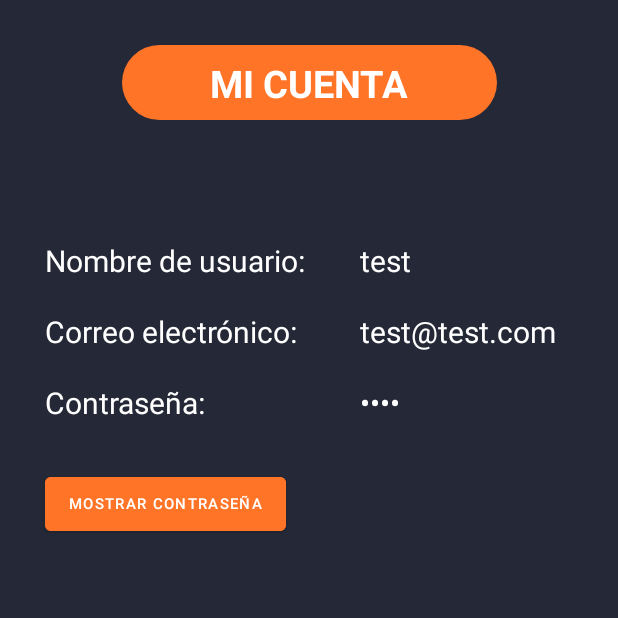
After one commit to RaulBreaFernandez/GameJournal, an Android app: the CuentaActivity screen opened directly, with no data from a screen before it, on a phone screen of 412 x 824 dp, the top half of it. The commit adds this screen. Run offline under Robolectric (Android 15) with nearby library versions, the phone set to English and light mode, and no system bars.

Commit message:
Añadida CuentaActivity y OpcionesActivity(sin finalizar)

```diff
--- a/GameJournal/app/src/main/AndroidManifest.xml
+++ b/GameJournal/app/src/main/AndroidManifest.xml
@@ -14,6 +14,12 @@
         android:supportsRtl="true"
         android:theme="@style/Theme.GameJournal"
         tools:targetApi="31">
+        <activity
+            android:name=".OpcionesActivity"
+            android:exported="false" />
+        <activity
+            android:name=".CuentaActivity"
+            android:exported="false" />
         <activity
             android:name=".VideojuegoDetailActivity"
             android:exported="false" />
--- /dev/null
+++ b/GameJournal/app/src/main/java/com/example/gamejournal/CuentaActivity.java
@@ -0,0 +1,40 @@
+package com.example.gamejournal;
+
+import androidx.appcompat.app.AppCompatActivity;
+
+import android.os.Bundle;
+import android.text.method.HideReturnsTransformationMethod;
+import android.text.method.PasswordTransformationMethod;
+import android.view.View;
+import android.widget.Button;
+import android.widget.TextView;
+
+public class CuentaActivity extends AppCompatActivity {
+
+    private Boolean visibilidadContrasena = false;
+
+    @Override
+    protected void onCreate(Bundle savedInstanceState) {
+        super.onCreate(savedInstanceState);
+        setContentView(R.layout.activity_cuenta);
+        TextView contrasena = findViewById(R.id.contrasena);
+        Button mostrarContrasena = findViewById(R.id.botonMostrarContrasena);
+        contrasena.setTransformationMethod(new PasswordTransformationMethod());
+
+        mostrarContrasena.setOnClickListener(new View.OnClickListener() {
+            @Override
+            public void onClick(View v) {
+                if (visibilidadContrasena) {
+                    // Ocultar la contraseña
+                    contrasena.setTransformationMethod(new PasswordTransformationMethod());
+                    mostrarContrasena.setText("Mostrar Contraseña");
+                } else {
+                    // Mostrar la contraseña
+                    contrasena.setTransformationMethod(new HideReturnsTransformationMethod());
+                    mostrarContrasena.setText("Ocultar Contraseña");
+                }
+                visibilidadContrasena = !visibilidadContrasena;
+            }
+        });
+    }
+}
--- a/GameJournal/app/src/main/java/com/example/gamejournal/SliderVideojuegos.java
+++ b/GameJournal/app/src/main/java/com/example/gamejournal/SliderVideojuegos.java
@@ -3,10 +3,9 @@ package com.example.gamejournal;
 public class SliderVideojuegos {
 
     private int image;
-    private Videojuego videojuego;
+
     public SliderVideojuegos(int image) { this.image = image; }
 
     public int getImage() { return image; }
 
-    public Videojuego getVideojuego() { return videojuego; }
 }
--- /dev/null
+++ b/GameJournal/app/src/main/res/layout/activity_cuenta.xml
@@ -0,0 +1,120 @@
+<?xml version="1.0" encoding="utf-8"?>
+<androidx.constraintlayout.widget.ConstraintLayout xmlns:android="http://schemas.android.com/apk/res/android"
+    xmlns:app="http://schemas.android.com/apk/res-auto"
+    xmlns:tools="http://schemas.android.com/tools"
+    android:layout_width="match_parent"
+    android:layout_height="match_parent"
+    tools:context=".CuentaActivity"
+    android:background="@color/dark_blue">
+
+    <TextView
+        android:id="@+id/textViewMiCuenta"
+        android:layout_width="250dp"
+        android:layout_height="50dp"
+        app:layout_constraintTop_toTopOf="parent"
+        app:layout_constraintStart_toStartOf="parent"
+        app:layout_constraintEnd_toEndOf="parent"
+        android:text="MI CUENTA"
+        android:textSize="25sp"
+        android:textAlignment="center"
+        android:textColor="@color/white"
+        android:textStyle="bold"
+        android:background="@drawable/edit_text_background_orange"
+        android:layout_marginTop="30dp"
+        android:layout_marginHorizontal="30dp"
+        android:paddingVertical="8dp">
+    </TextView>
+
+    <TextView
+        android:id="@+id/textViewNombreUsuario"
+        android:layout_width="180dp"
+        android:layout_height="wrap_content"
+        android:text="Nombre de usuario: "
+        app:layout_constraintStart_toStartOf="parent"
+        app:layout_constraintTop_toBottomOf="@id/textViewMiCuenta"
+        android:textColor="@color/white"
+        android:textSize="20sp"
+        android:layout_marginStart="30dp"
+        android:layout_marginTop="80dp">
+    </TextView>
+
+    <TextView
+        android:id="@+id/textViewCorreo"
+        android:layout_width="180dp"
+        android:layout_height="wrap_content"
+        android:text="Correo electrónico: "
+        app:layout_constraintStart_toStartOf="parent"
+        app:layout_constraintTop_toBottomOf="@id/textViewNombreUsuario"
+        android:textColor="@color/white"
+        android:textSize="20sp"
+        android:layout_marginStart="30dp"
+        android:layout_marginTop="20dp">
+    </TextView>
+
+    <TextView
+        android:id="@+id/textViewContrasena"
+        android:layout_width="180dp"
+        android:layout_height="wrap_content"
+        android:text="Contraseña: "
+        app:layout_constraintStart_toStartOf="parent"
+        app:layout_constraintTop_toBottomOf="@id/textViewCorreo"
+        android:textColor="@color/white"
+        android:textSize="20sp"
+        android:layout_marginStart="30dp"
+        android:layout_marginTop="20dp">
+    </TextView>
+
+    <TextView
+        android:id="@+id/nombreUsuario"
+        android:layout_width="wrap_content"
+        android:layout_height="wrap_content"
+        android:text="test"
+        app:layout_constraintStart_toEndOf="@id/textViewNombreUsuario"
+        app:layout_constraintTop_toBottomOf="@id/textViewMiCuenta"
+        android:textColor="@color/white"
+        android:textSize="20sp"
+        android:layout_marginStart="30dp"
+        android:layout_marginTop="80dp">
+    </TextView>
+
+    <TextView
+        android:id="@+id/correo"
+        android:layout_width="wrap_content"
+        android:layout_height="wrap_content"
+        android:text="test@test.com"
+        app:layout_constraintStart_toEndOf="@id/textViewCorreo"
+        app:layout_constraintTop_toBottomOf="@id/nombreUsuario"
+        android:textColor="@color/white"
+        android:textSize="20sp"
+        android:layout_marginStart="30dp"
+        android:layout_marginTop="20dp">
+    </TextView>
+
+    <TextView
+        android:id="@+id/contrasena"
+        android:layout_width="wrap_content"
+        android:layout_height="wrap_content"
+        android:text="test"
+        app:layout_constraintStart_toEndOf="@id/textViewContrasena"
+        app:layout_constraintTop_toBottomOf="@id/correo"
+        android:textColor="@color/white"
+        android:textSize="20sp"
+        android:layout_marginStart="30dp"
+        android:layout_marginTop="20dp">
+    </TextView>
+
+    <Button
+        android:id="@+id/botonMostrarContrasena"
+        android:layout_width="wrap_content"
+        android:layout_height="wrap_content"
+        android:textSize="10sp"
+        android:text="Mostrar contraseña"
+        android:backgroundTint="@color/orange"
+        app:layout_constraintTop_toBottomOf="@id/textViewContrasena"
+        app:layout_constraintStart_toStartOf="parent"
+        android:textColor="@color/white"
+        android:layout_marginStart="30dp"
+        android:layout_marginTop="30dp">
+    </Button>
+
+</androidx.constraintlayout.widget.ConstraintLayout>
```
Also changed, not shown: GameJournal/app/src/main/java/com/example/gamejournal/MainActivity.java (+30 -6 lines), GameJournal/app/src/main/java/com/example/gamejournal/OpcionesActivity.java (added, +29 -0 lines), GameJournal/app/src/main/res/layout/activity_login.xml (+0 -37 lines), GameJournal/app/src/main/res/layout/activity_main.xml (+6 -31 lines), GameJournal/app/src/main/res/layout/activity_opciones.xml (added, +53 -0 lines), GameJournal/app/src/main/res/drawable/cuenta.png (added).
